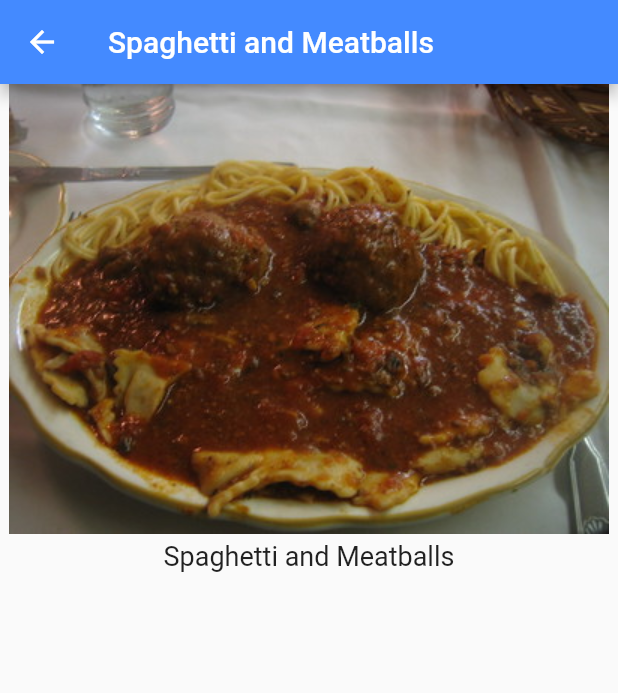
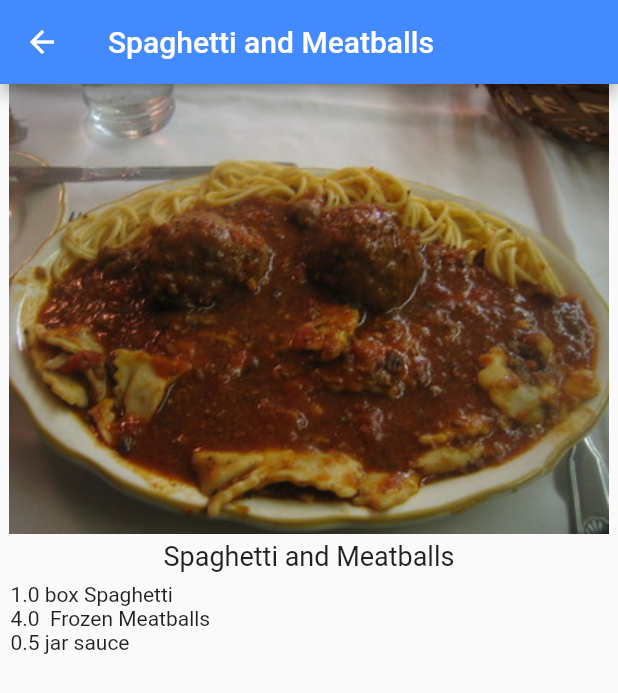
Before and after one commit to Cruz-Bdllo/recipes, a Flutter app: the screen it shows after launch, after a tap on "Spaghetti and Meatballs", on a phone screen of 412 x 824 dp. Shown: the top 693 px of the screen. Run offline on Flutter 3.47's test engine with Material 2 defaults, Android fonts, the phone set to English and light mode, and no system bars.

Commit message:
Showing the ingredients [feature/recipes-calculator]

```diff
--- a/lib/main.dart
+++ b/lib/main.dart
@@ -126,6 +126,7 @@ class _MyHomePageState extends State<MyHomePage> {
                   Navigator.push(
                       context,
                       MaterialPageRoute(builder: (context) {
+                        print(Recipe.sampleRecipes[index].lable);
                         return RecipeDetail(recipe: Recipe.sampleRecipes[index]);
                       })
                   );
--- a/lib/model/recipe.dart
+++ b/lib/model/recipe.dart
@@ -8,6 +8,14 @@ class Recipe {
   String imgUrl;
   int servings;
   List<Ingredient> ingredients;
+
+  // Constructor
+  Recipe(
+    this.lable,
+    this.imgUrl,
+    this.servings,
+    this.ingredients
+  );
 
   static List<Recipe> sampleRecipes = [
     Recipe(
@@ -70,12 +78,6 @@ class Recipe {
     ),
   ];
 
-  // Constructor
-  Recipe(
-      this.lable,
-      this.imgUrl,
-      this.servings,
-      this.ingredients
-  );
+
 
 } // end model
--- a/lib/recipe_detail.dart
+++ b/lib/recipe_detail.dart
@@ -40,6 +40,21 @@ class _RecipeDetailState extends State<RecipeDetail> {
             Text(
               widget.recipe.lable,
               style: const TextStyle(fontSize: 18),
+            ),
+            /**
+             * Se expande para llenar el espacio en una columna. De esta manera,
+             * la lista de ingredientes ocupará el espacio que no llenan los
+             * otros widgets
+             */
+            Expanded(
+              child: ListView.builder(
+                padding: const EdgeInsets.all(7.0),
+                itemCount: widget.recipe.ingredients.length,
+                itemBuilder: (BuildContext context, int index) {
+                  final ingredient = widget.recipe.ingredients[index];
+                  return Text('${ingredient.quantity} ${ingredient.measure} ${ingredient.name}');
+                }
+              ),
             )
           ],
         ),
```
